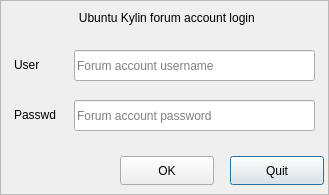
This is src/logindialog.ui in UbuntuKylin/youker-assistant as Qt 5 draws it before an edit. The edited form follows.
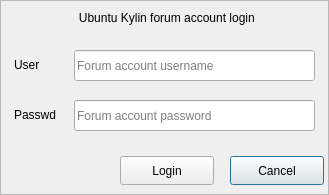
This is the edited form. Icons and pictures are not drawn.

Patch:
```diff
--- a/src/logindialog.ui
+++ b/src/logindialog.ui
@@ -27,7 +27,7 @@
 font: 11pt &quot;文泉驿微米黑&quot;;</string>
    </property>
    <property name="text">
-    <string>Quit</string>
+    <string>Cancel</string>
    </property>
   </widget>
   <widget class="QPushButton" name="okButton">
@@ -44,7 +44,7 @@
 font: 11pt &quot;文泉驿微米黑&quot;;</string>
    </property>
    <property name="text">
-    <string>OK</string>
+    <string>Login</string>
    </property>
   </widget>
   <widget class="QLabel" name="btn_close">
```
